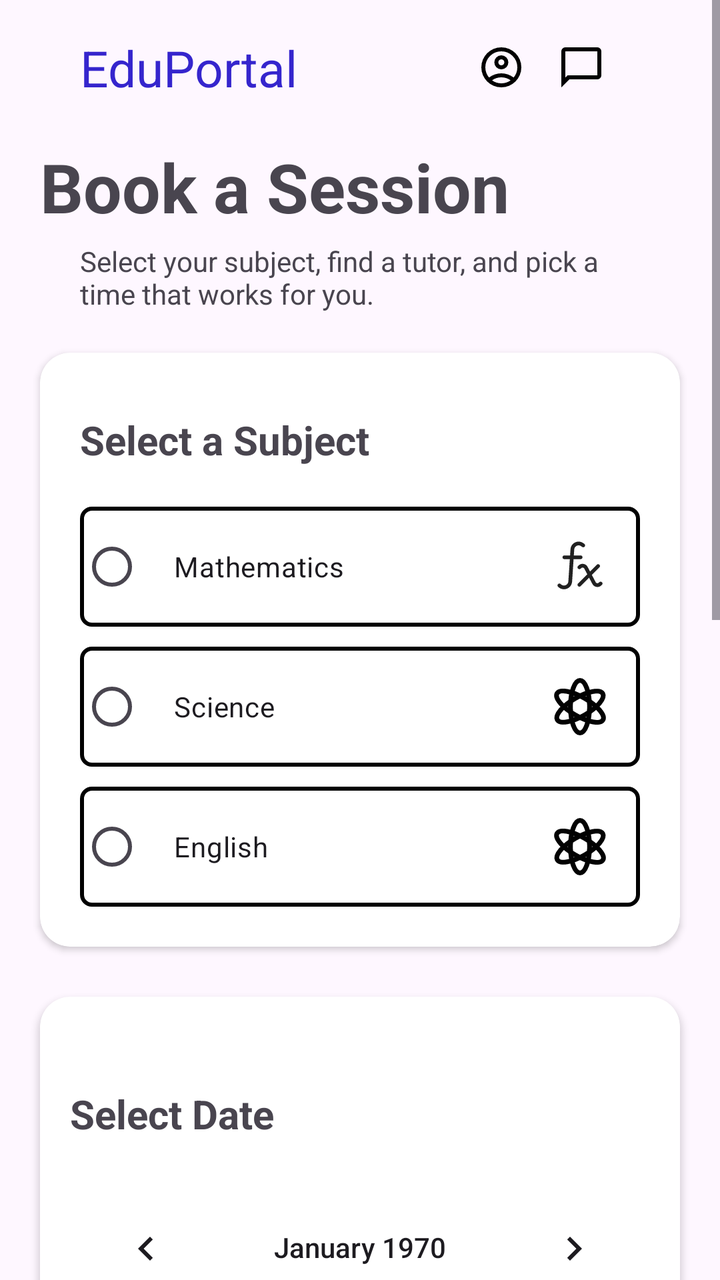
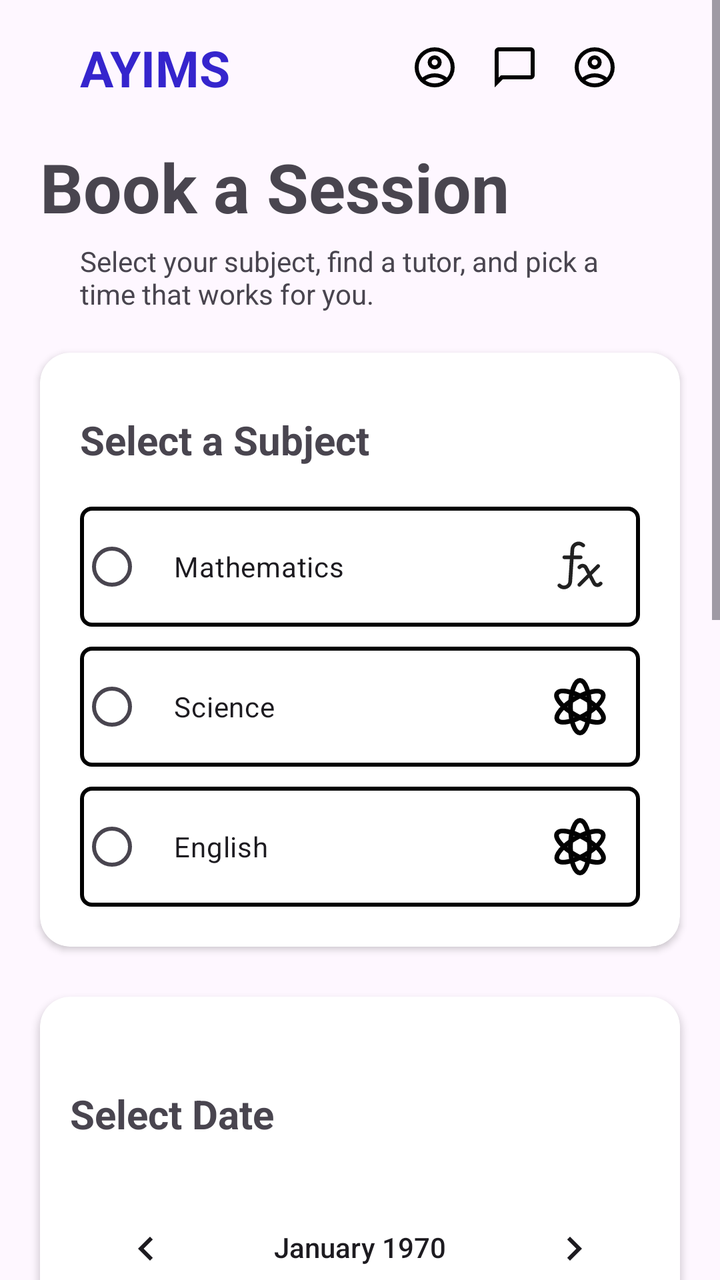

Compare the two renders of this Android layout. The source of the first and the diff that turns it into the second are given below.
<!-- AndroidManifest.xml: application theme Theme.MyTutor -->
<!-- res/layout/fragment_booking.xml -->
<?xml version="1.0" encoding="utf-8"?>
<RelativeLayout xmlns:android="http://schemas.android.com/apk/res/android"
    xmlns:tools="http://schemas.android.com/tools"
    android:layout_width="match_parent"
    android:layout_height="match_parent"
    xmlns:app="http://schemas.android.com/apk/res-auto"
    tools:context=".BookingFragment">

    <ScrollView
        android:layout_width="match_parent"
        android:layout_height="match_parent"
        android:fillViewport="true">

        <LinearLayout
            android:layout_width="match_parent"
            android:layout_height="wrap_content"
            android:orientation="vertical"
            android:paddingBottom="100dp">

            <LinearLayout
                android:layout_width="match_parent"
                android:layout_height="wrap_content"
                android:layout_marginTop="17dp"
                android:layout_marginHorizontal="40dp"
                android:orientation="horizontal">
                <TextView
                    android:layout_width="wrap_content"
                    android:layout_height="wrap_content"
                    android:textColor="@color/btn"
                    android:text="EduPortal"
                    android:textSize="25sp"/>

                <TextView
                    android:layout_width="wrap_content"
                    android:layout_height="wrap_content"
                    android:textSize="25sp"
                    android:layout_marginStart="90dp"
                    android:drawableLeft="@drawable/outline_account_circle_24"/>
                <TextView
                    android:layout_width="wrap_content"
                    android:layout_height="wrap_content"
                    android:textSize="25sp"
                    android:layout_marginStart="16dp"
                    android:drawableLeft="@drawable/outline_chat_bubble_24"/>
                <TextView
                    android:layout_width="wrap_content"
                    android:layout_height="wrap_content"
                    android:textSize="25sp"
                    android:layout_marginStart="16dp"
                    android:drawableLeft="@drawable/outline_account_circle_24"/>

            </LinearLayout>

            <TextView
                android:layout_width="wrap_content"
                android:layout_height="wrap_content"
                android:layout_marginHorizontal="20dp"
                android:layout_marginTop="20dp"
                android:text="Book a Session"
                android:textStyle="bold"
                android:textSize="34sp" />
            <TextView
                android:layout_width="wrap_content"
                android:layout_height="wrap_content"
                android:layout_marginHorizontal="40dp"
                android:layout_marginTop="5dp"
                android:text="Select your subject, find a tutor, and pick a time that works for you."
                android:textSize="14sp" />

            <androidx.cardview.widget.CardView
                android:layout_width="match_parent"
                android:layout_height="wrap_content"
                android:layout_marginHorizontal="20dp"
                app:cardCornerRadius="15dp"
                android:layout_marginTop="20dp">
                <LinearLayout
                    android:layout_width="match_parent"
                    android:layout_height="match_parent"
                    android:orientation="vertical"
                    android:padding="20dp">
                    <TextView
                        android:layout_width="wrap_content"
                        android:layout_height="wrap_content"
                        android:layout_marginVertical="10dp"
                        android:textStyle="bold"
                        android:textSize="20sp"
                        android:text="Select a Subject"/>

                    <RadioGroup
                        android:id="@+id/subjectGroup"
                        android:layout_width="match_parent"
                        android:layout_height="wrap_content" >
                        <RadioButton
                            android:id="@+id/radioMath"
                            android:layout_width="match_parent"
                            android:layout_height="wrap_content"
                            android:background="@drawable/boarders"
                            android:drawableRight="@drawable/math_formula_svgrepo_com"
                            android:text="Mathematics"
                            android:paddingVertical="15dp"
                            android:paddingHorizontal="15dp"
                            android:layout_marginTop="10dp" />
                        <RadioButton
                            android:id="@+id/radioScience"
                            android:layout_width="match_parent"
                            android:layout_height="wrap_content"
                            android:background="@drawable/boarders"
                            android:drawableRight="@drawable/science_svgrepo_com"
                            android:text="Science"
                            android:paddingVertical="15dp"
                            android:paddingHorizontal="15dp"
                            android:layout_marginTop="10dp" />
                        <RadioButton
                            android:id="@+id/radioEnglish"
                            android:layout_width="match_parent"
                            android:layout_height="wrap_content"
                            android:background="@drawable/boarders"
                            android:drawableRight="@drawable/science_svgrepo_com"
                            android:text="English"
                            android:paddingVertical="15dp"
                            android:paddingHorizontal="15dp"
                            android:layout_marginTop="10dp" />
                    </RadioGroup>
                </LinearLayout>
            </androidx.cardview.widget.CardView>

            <androidx.cardview.widget.CardView
                android:layout_width="match_parent"
                android:layout_height="wrap_content"
                android:layout_marginTop="25dp"
                android:layout_marginHorizontal="20dp"
                app:cardCornerRadius="15dp">

                <LinearLayout
                    android:layout_width="match_parent"
                    android:layout_height="wrap_content"
                    android:layout_marginVertical="25dp"
                    android:orientation="vertical"
                    android:paddingHorizontal="15dp">

                    <TextView
                        android:layout_width="match_parent"
                        android:layout_height="wrap_content"
                        android:layout_marginTop="20dp"
                        android:text="Select Date"
                        android:textSize="20sp"
                        android:textStyle="bold" />
                    <CalendarView
                        android:id="@+id/calendarView"
                        android:layout_width="match_parent"
                        android:layout_height="wrap_content"
                        android:layout_marginTop="20dp"
                        android:nestedScrollingEnabled="false" />
                </LinearLayout>
            </androidx.cardview.widget.CardView>

            <androidx.cardview.widget.CardView
                android:layout_width="match_parent"
                android:layout_height="wrap_content"
                android:layout_marginHorizontal="20dp"
                app:cardCornerRadius="15dp"
                android:layout_marginTop="20dp">
                <LinearLayout
                    android:layout_width="match_parent"
                    android:layout_height="match_parent"
                    android:orientation="vertical"
                    android:padding="20dp">
                    <TextView
                        android:layout_width="wrap_content"
                        android:layout_height="wrap_content"
                        android:layout_marginVertical="10dp"
                        android:textStyle="bold"
                        android:textSize="20sp"
                        android:text="Select a Tutor"/>

                    <com.google.android.material.textfield.TextInputLayout
                        android:layout_width="match_parent"
                        android:layout_height="wrap_content"
                        style="@style/Widget.MaterialComponents.TextInputLayout.OutlinedBox.ExposedDropdownMenu">
                        <AutoCompleteTextView
                            android:id="@+id/tutorAutoComplete"
                            android:layout_width="match_parent"
                            android:layout_height="wrap_content"
                            android:hint="Select Tutor"
                            android:inputType="none"/>
                    </com.google.android.material.textfield.TextInputLayout>

                    <TextView
                        android:id="@+id/tutorBioText"
                        android:layout_width="match_parent"
                        android:layout_height="wrap_content"
                        android:layout_marginTop="10dp"
                        android:text=""
                        android:textSize="14sp"
                        android:textStyle="italic"
                        android:visibility="gone"/>

                </LinearLayout>
            </androidx.cardview.widget.CardView>

            <com.google.android.material.button.MaterialButton
                android:id="@+id/btnBookNow"
                android:layout_width="match_parent"
                android:layout_height="60dp"
                android:layout_marginHorizontal="20dp"
                android:layout_marginTop="20dp"
                android:layout_marginBottom="20dp"
                android:text="Book Now"
                android:backgroundTint="@color/btn"
                app:cornerRadius="10dp"/>

        </LinearLayout>
    </ScrollView>

</RelativeLayout>
<!-- resources referenced by this layout -->
<resources>
  <color name="btn">#3525CD</color>
  <!-- drawable boarders (drawable) -->
  <?xml version="1.0" encoding="utf-8"?>
  <shape xmlns:android="http://schemas.android.com/apk/res/android"
      android:shape="rectangle">
  
      <solid android:color="@android:color/transparent" />
  
      <stroke
          android:width="2dp"
          android:color="@color/black" />
  
      
      <corners android:radius="5dp" />
  
  </shape>
  <!-- drawable outline_account_circle_24 (drawable) -->
  <vector xmlns:android="http://schemas.android.com/apk/res/android" android:height="24dp" android:tint="#000000" android:viewportHeight="960" android:viewportWidth="960" android:width="24dp">
        
      <path android:fillColor="@android:color/white" android:pathData="M234,684Q285,645 348,622.5Q411,600 480,600Q549,600 612,622.5Q675,645 726,684Q761,643 780.5,591Q800,539 800,480Q800,347 706.5,253.5Q613,160 480,160Q347,160 253.5,253.5Q160,347 160,480Q160,539 179.5,591Q199,643 234,684ZM380.5,479.5Q340,439 340,380Q340,321 380.5,280.5Q421,240 480,240Q539,240 579.5,280.5Q620,321 620,380Q620,439 579.5,479.5Q539,520 480,520Q421,520 380.5,479.5ZM480,880Q397,880 324,848.5Q251,817 197,763Q143,709 111.5,636Q80,563 80,480Q80,397 111.5,324Q143,251 197,197Q251,143 324,111.5Q397,80 480,80Q563,80 636,111.5Q709,143 763,197Q817,251 848.5,324Q880,397 880,480Q880,563 848.5,636Q817,709 763,763Q709,817 636,848.5Q563,880 480,880ZM580,784.5Q627,769 666,740Q627,711 580,695.5Q533,680 480,680Q427,680 380,695.5Q333,711 294,740Q333,769 380,784.5Q427,800 480,800Q533,800 580,784.5ZM523,423Q540,406 540,380Q540,354 523,337Q506,320 480,320Q454,320 437,337Q420,354 420,380Q420,406 437,423Q454,440 480,440Q506,440 523,423ZM480,380Q480,380 480,380Q480,380 480,380Q480,380 480,380Q480,380 480,380Q480,380 480,380Q480,380 480,380Q480,380 480,380Q480,380 480,380ZM480,740Q480,740 480,740Q480,740 480,740Q480,740 480,740Q480,740 480,740Q480,740 480,740Q480,740 480,740Q480,740 480,740Q480,740 480,740Z"/>
      
  </vector>
  <!-- drawable outline_chat_bubble_24 (drawable) -->
  <vector xmlns:android="http://schemas.android.com/apk/res/android" android:height="24dp" android:tint="#000000" android:viewportHeight="960" android:viewportWidth="960" android:width="24dp">
        
      <path android:fillColor="@android:color/white" android:pathData="M80,880L80,160Q80,127 103.5,103.5Q127,80 160,80L800,80Q833,80 856.5,103.5Q880,127 880,160L880,640Q880,673 856.5,696.5Q833,720 800,720L240,720L80,880ZM206,640L800,640Q800,640 800,640Q800,640 800,640L800,160Q800,160 800,160Q800,160 800,160L160,160Q160,160 160,160Q160,160 160,160L160,685L206,640ZM160,640L160,640L160,160Q160,160 160,160Q160,160 160,160L160,160Q160,160 160,160Q160,160 160,160L160,640Q160,640 160,640Q160,640 160,640Z"/>
      
  </vector>
  <!-- drawable science_svgrepo_com (drawable) -->
  <vector xmlns:android="http://schemas.android.com/apk/res/android"
      android:width="30dp"
      android:height="30dp"
      android:viewportWidth="24"
      android:viewportHeight="24">
    <path
        android:pathData="M8.18,12a3.82,10.5 0,1 0,7.64 0a3.82,10.5 0,1 0,-7.64 0z"
        android:strokeWidth="1.91"
        android:fillColor="#00000000"
        android:strokeColor="#020202"/>
    <path
        android:pathData="M10.092,15.306a3.82,10.5 120,1 0,3.82 -6.616a3.82,10.5 120,1 0,-3.82 6.616z"
        android:strokeWidth="1.91"
        android:fillColor="#00000000"
        android:strokeColor="#020202"/>
    <path
        android:pathData="M2.909,17.252a3.82,10.5 60,1 0,18.187 -10.5a3.82,10.5 60,1 0,-18.187 10.5z"
        android:strokeWidth="1.91"
        android:fillColor="#00000000"
        android:strokeColor="#020202"/>
  </vector>
  <style name="Theme.MyTutor" parent="Base.Theme.MyTutor" />
  <color name="black">#FF000000</color>
  <style name="Base.Theme.MyTutor" parent="Theme.Material3.DayNight.NoActionBar">
          
          
      </style>
  <!-- unchanged entries left out for length: 1 -->
</resources>

<!-- the commit's change to res/layout/fragment_booking.xml (unified diff, before → after) -->
@@ -27,7 +27,8 @@
                     android:layout_width="wrap_content"
                     android:layout_height="wrap_content"
                     android:textColor="@color/btn"
-                    android:text="EduPortal"
+                    android:textStyle="bold"
+                    android:text="AYIMS"
                     android:textSize="25sp"/>
 
                 <TextView
